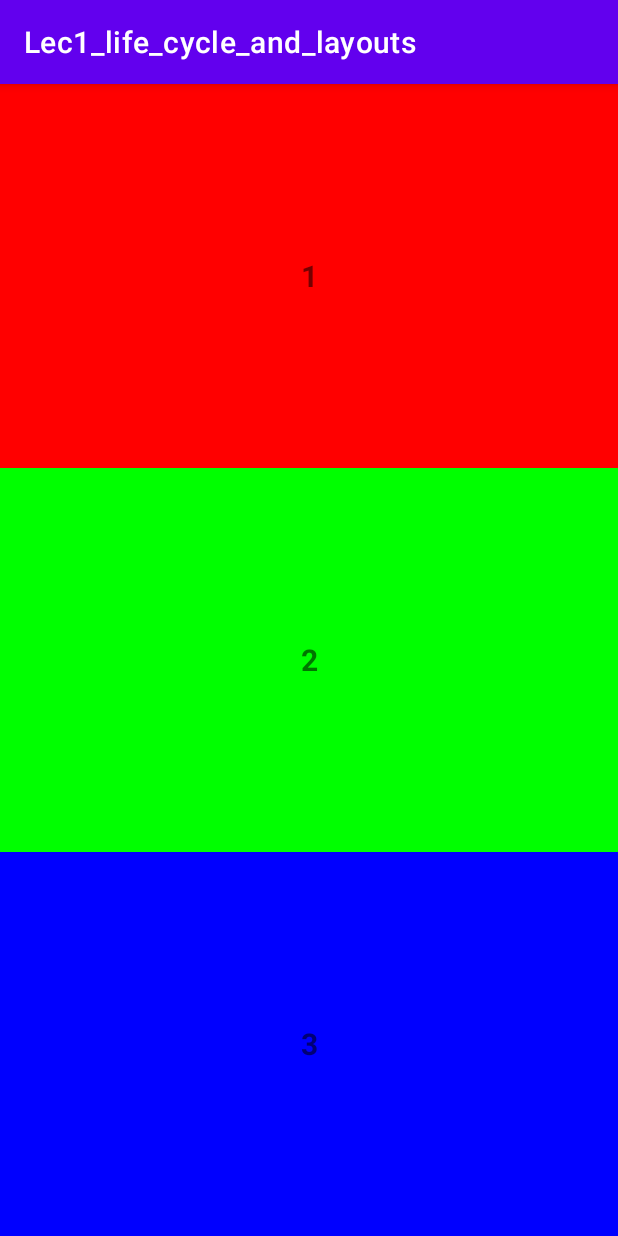
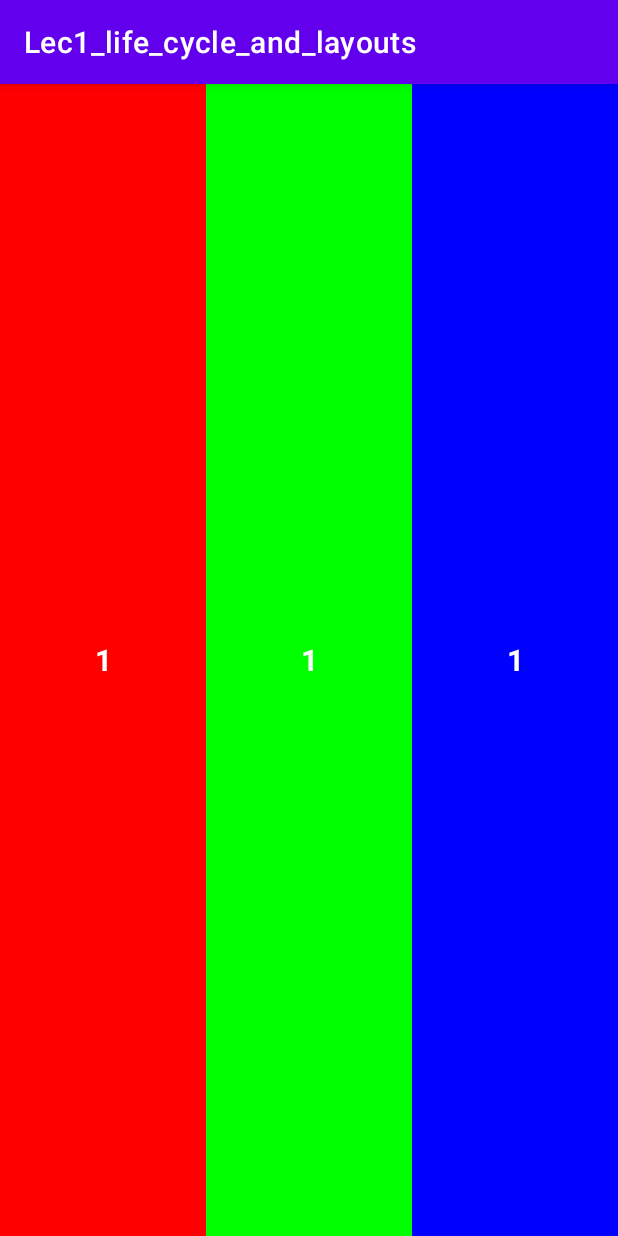
Before and after one commit to hassankhamis97/Lecture1_android_java, an Android app: the screen it shows after launch (MainActivity), on a phone screen of 412 x 824 dp. Run offline under Robolectric (Android 15) with nearby library versions, the phone set to English and light mode, and no system bars.

Commit message:
Update activity_main.xml

```diff
--- a/app/src/main/res/layout/activity_main.xml
+++ b/app/src/main/res/layout/activity_main.xml
@@ -1,53 +1,54 @@
 <?xml version="1.0" encoding="utf-8"?>
-<LinearLayout xmlns:android="http://schemas.android.com/apk/res/android"
+<androidx.constraintlayout.widget.ConstraintLayout xmlns:android="http://schemas.android.com/apk/res/android"
     xmlns:tools="http://schemas.android.com/tools"
     android:layout_width="match_parent"
     android:layout_height="match_parent"
-    android:orientation="vertical"
-    android:weightSum="3"
+    xmlns:app="http://schemas.android.com/apk/res-auto"
     tools:context=".MainActivity">
 
-    <LinearLayout
-        android:layout_width="match_parent"
+    <TextView
+        android:id="@+id/left_text_view"
+        android:layout_width="0dp"
         android:layout_height="match_parent"
-        android:text="Hello World!"
         android:background="#F00"
-        android:layout_weight="1">
-        <TextView
-            android:layout_width="match_parent"
-            android:layout_height="match_parent"
-            android:text="1"
-            android:textStyle="bold"
-            android:textSize="20sp"
-            android:gravity="center"/>
-    </LinearLayout>
-    <LinearLayout
-        android:layout_width="match_parent"
+        android:text="1"
+        android:textSize="20sp"
+        android:textStyle="bold"
+        android:textColor="@color/white"
+        android:gravity="center"
+        app:layout_constraintStart_toStartOf="parent"
+        app:layout_constraintTop_toTopOf="parent"
+        app:layout_constraintBottom_toBottomOf="parent"
+        app:layout_constraintWidth_percent="0.3333"/>
+
+    <TextView
+        android:id="@+id/center_text_view"
+        android:layout_width="0dp"
         android:layout_height="match_parent"
-        android:text="Hello World!"
         android:background="#0F0"
-        android:layout_weight="1">
-        <TextView
-            android:layout_width="match_parent"
-            android:layout_height="match_parent"
-            android:text="2"
-            android:textStyle="bold"
-            android:textSize="20sp"
-            android:gravity="center"/>
-    </LinearLayout>
-    <LinearLayout
-        android:layout_width="match_parent"
+        android:text="1"
+        android:textSize="20sp"
+        android:textStyle="bold"
+        android:textColor="@color/white"
+        android:gravity="center"
+        app:layout_constraintStart_toEndOf="@id/left_text_view"
+        app:layout_constraintTop_toTopOf="parent"
+        app:layout_constraintBottom_toBottomOf="parent"
+        app:layout_constraintWidth_percent="0.3333"/>
+
+    <TextView
+        android:id="@+id/right_text_view"
+        android:layout_width="0dp"
         android:layout_height="match_parent"
-        android:text="Hello World!"
         android:background="#00F"
-        android:layout_weight="1">
-        <TextView
-            android:layout_width="match_parent"
-            android:layout_height="match_parent"
-            android:text="3"
-            android:textStyle="bold"
-            android:textSize="20sp"
-            android:gravity="center"/>
-    </LinearLayout>
+        android:text="1"
+        android:textSize="20sp"
+        android:textStyle="bold"
+        android:textColor="@color/white"
+        android:gravity="center"
+        app:layout_constraintStart_toEndOf="@id/center_text_view"
+        app:layout_constraintTop_toTopOf="parent"
+        app:layout_constraintBottom_toBottomOf="parent"
+        app:layout_constraintWidth_percent="0.3333"/>
 
-</LinearLayout>
+</androidx.constraintlayout.widget.ConstraintLayout>
```
